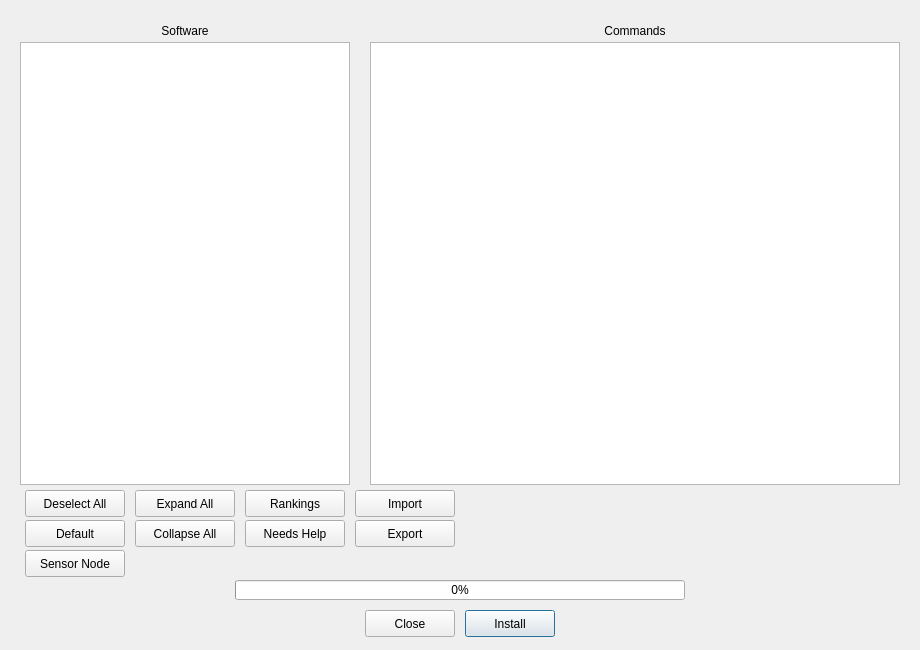
First picture: the form in UI/install2.ui, repository Spencerx/FISSURE, before the edit.
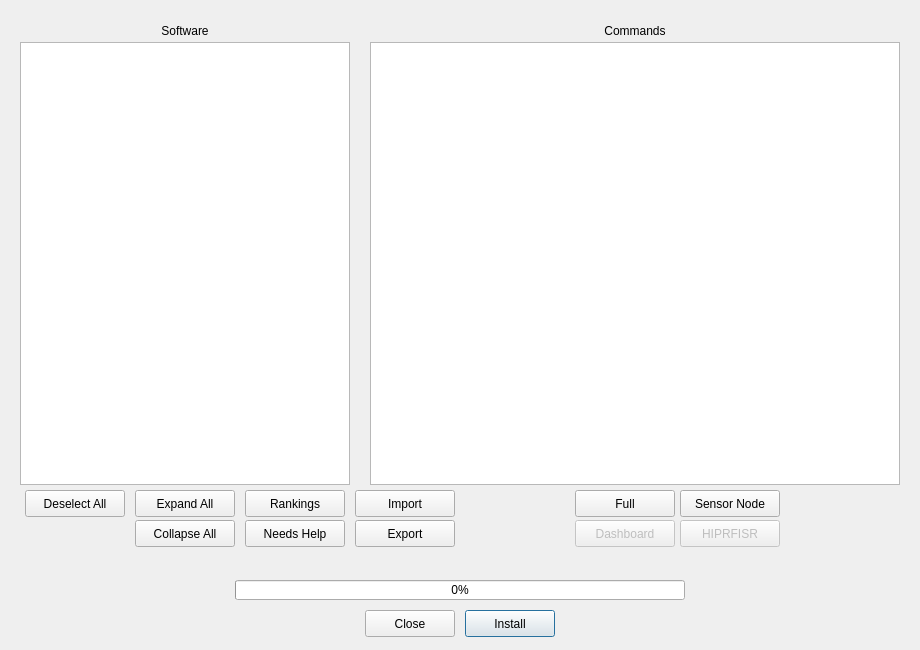
Second picture: the form after the edit. Icons and pictures are not drawn.

What changed in the file:
```diff
--- a/UI/install2.ui
+++ b/UI/install2.ui
@@ -46,14 +46,14 @@
   <widget class="QPushButton" name="pushButton_default">
    <property name="geometry">
     <rect>
-     <x>25</x>
-     <y>520</y>
+     <x>575</x>
+     <y>490</y>
      <width>100</width>
      <height>27</height>
     </rect>
    </property>
    <property name="text">
-    <string>Default</string>
+    <string>Full</string>
    </property>
   </widget>
   <widget class="QPushButton" name="pushButton_deselect">
@@ -277,8 +277,8 @@
   <widget class="QPushButton" name="pushButton_sensor_node">
    <property name="geometry">
     <rect>
-     <x>25</x>
-     <y>550</y>
+     <x>680</x>
+     <y>490</y>
      <width>100</width>
      <height>27</height>
     </rect>
@@ -287,6 +287,38 @@
     <string>Sensor Node</string>
    </property>
   </widget>
+  <widget class="QPushButton" name="pushButton_dashboard">
+   <property name="enabled">
+    <bool>false</bool>
+   </property>
+   <property name="geometry">
+    <rect>
+     <x>575</x>
+     <y>520</y>
+     <width>100</width>
+     <height>27</height>
+    </rect>
+   </property>
+   <property name="text">
+    <string>Dashboard</string>
+   </property>
+  </widget>
+  <widget class="QPushButton" name="pushButton_hiprfisr">
+   <property name="enabled">
+    <bool>false</bool>
+   </property>
+   <property name="geometry">
+    <rect>
+     <x>680</x>
+     <y>520</y>
+     <width>100</width>
+     <height>27</height>
+    </rect>
+   </property>
+   <property name="text">
+    <string>HIPRFISR</string>
+   </property>
+  </widget>
   <zorder>treeWidget_software</zorder>
   <zorder>pushButton_ok</zorder>
   <zorder>pushButton_cancel</zorder>
```
Left out of the diff: 6 changed lines with no effect on the pictures.
